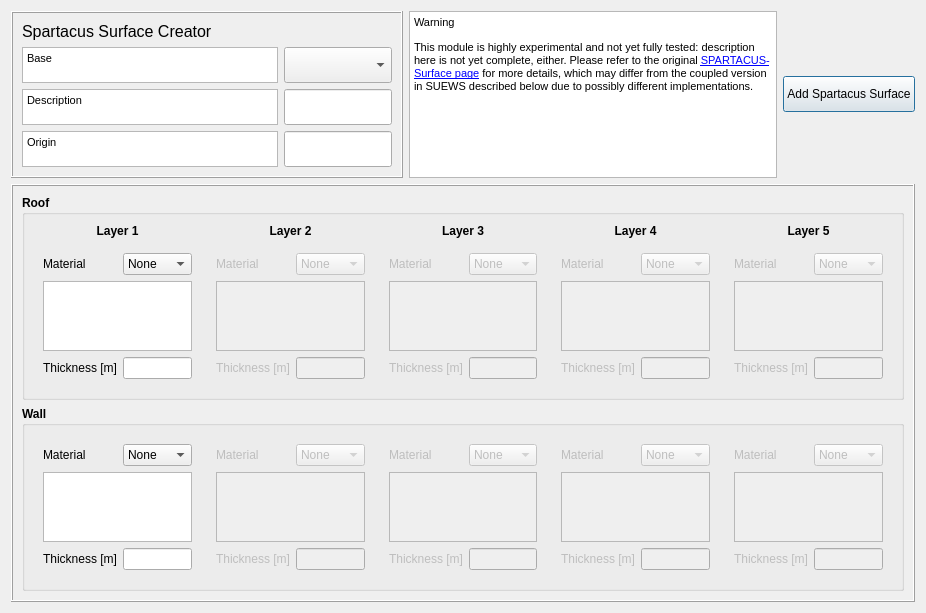
Qt form tabs/spartacus_surface_tab.ui (gusbacos/suews_database_manager) before a commit.
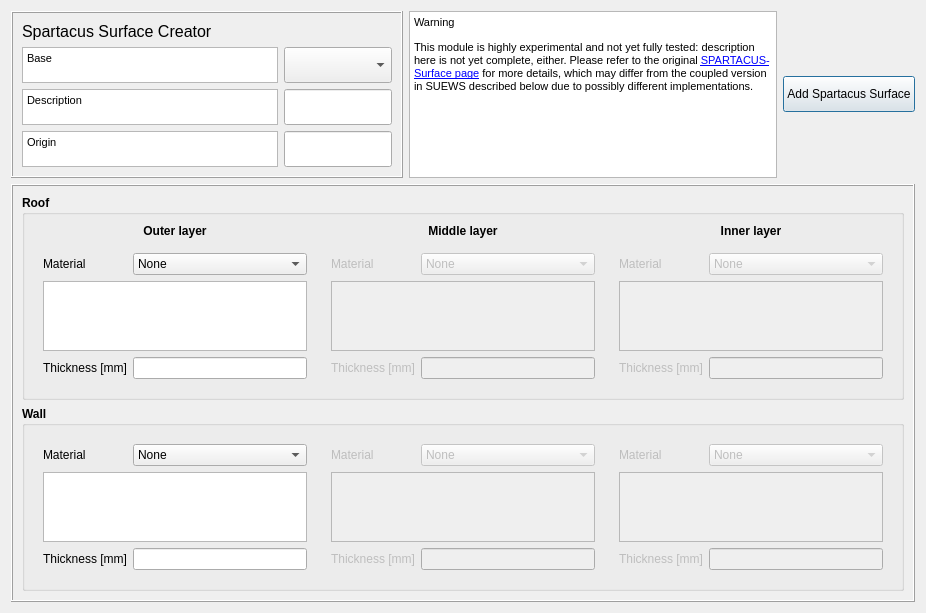
The same form after that commit. Custom widgets are drawn as their Qt base class.

Commit message: updates in reclssifier Spartacus and Anthropogenic emissions

```diff
--- a/tabs/spartacus_surface_tab.ui
+++ b/tabs/spartacus_surface_tab.ui
@@ -292,63 +292,6 @@
            <bool>true</bool>
           </property>
           <layout class="QGridLayout" name="gridLayout_37">
-           <item row="0" column="3">
-            <widget class="QLabel" name="label_4">
-             <property name="font">
-              <font>
-               <weight>75</weight>
-               <bold>true</bold>
-              </font>
-             </property>
-             <property name="text">
-              <string>Layer 4</string>
-             </property>
-             <property name="alignment">
-              <set>Qt::AlignCenter</set>
-             </property>
-             <property name="wordWrap">
-              <bool>false</bool>
-             </property>
-            </widget>
-           </item>
-           <item row="0" column="2">
-            <widget class="QLabel" name="label_3">
-             <property name="font">
-              <font>
-               <weight>75</weight>
-               <bold>true</bold>
-              </font>
-             </property>
-             <property name="text">
-              <string>Layer 3</string>
-             </property>
-             <property name="alignment">
-              <set>Qt::AlignCenter</set>
-             </property>
-             <property name="wordWrap">
-              <bool>false</bool>
-             </property>
-            </widget>
-           </item>
-           <item row="0" column="4">
-            <widget class="QLabel" name="label_5">
-             <property name="font">
-              <font>
-               <weight>75</weight>
-               <bold>true</bold>
-              </font>
-             </property>
-             <property name="text">
-              <string>Layer 5</string>
-             </property>
-             <property name="alignment">
-              <set>Qt::AlignCenter</set>
-             </property>
-             <property name="wordWrap">
-              <bool>false</bool>
-             </property>
-            </widget>
-           </item>
            <item row="0" column="0">
             <widget class="QLabel" name="label">
              <property name="font">
@@ -358,26 +301,7 @@
               </font>
              </property>
              <property name="text">
-              <string>Layer 1</string>
-             </property>
-             <property name="alignment">
-              <set>Qt::AlignCenter</set>
-             </property>
-             <property name="wordWrap">
-              <bool>false</bool>
-             </property>
-            </widget>
-           </item>
-           <item row="0" column="1">
-            <widget class="QLabel" name="label_2">
-             <property name="font">
-              <font>
-               <weight>75</weight>
-               <bold>true</bold>
-              </font>
-             </property>
-             <property name="text">
-              <string>Layer 2</string>
+              <string>Outer layer</string>
              </property>
              <property name="alignment">
               <set>Qt::AlignCenter</set>
@@ -402,7 +326,7 @@
                  </font>
                 </property>
                 <property name="text">
-                 <string>Thickness [m]</string>
+                 <string>Thickness [mm]</string>
                 </property>
                </widget>
               </item>
@@ -469,6 +393,25 @@
              </layout>
             </widget>
            </item>
+           <item row="0" column="1">
+            <widget class="QLabel" name="label_2">
+             <property name="font">
+              <font>
+               <weight>75</weight>
+               <bold>true</bold>
+              </font>
+             </property>
+             <property name="text">
+              <string>Middle layer</string>
+             </property>
+             <property name="alignment">
+              <set>Qt::AlignCenter</set>
+             </property>
+             <property name="wordWrap">
+              <bool>false</bool>
+             </property>
+            </widget>
+           </item>
            <item row="1" column="0">
             <widget class="QFrame" name="frame_r1">
              <layout class="QGridLayout" name="gridLayout_r1">
@@ -481,7 +424,7 @@
                  </font>
                 </property>
                 <property name="text">
-                 <string>Thickness [m]</string>
+                 <string>Thickness [mm]</string>
                 </property>
                </widget>
               </item>
@@ -548,6 +491,25 @@
              </layout>
             </widget>
            </item>
+           <item row="0" column="2">
+            <widget class="QLabel" name="label_3">
+             <property name="font">
+              <font>
+               <weight>75</weight>
+               <bold>true</bold>
+              </font>
+             </property>
+             <property name="text">
+              <string>Inner layer</string>
+             </property>
+             <property name="alignment">
+              <set>Qt::AlignCenter</set>
+             </property>
+             <property name="wordWrap">
+              <bool>false</bool>
+             </property>
+            </widget>
+           </item>
            <item row="1" column="2">
             <widget class="QFrame" name="frame_r3">
              <property name="enabled">
@@ -584,7 +546,7 @@
                  </font>
                 </property>
                 <property name="text">
-                 <string>Thickness [m]</string>
+                 <string>Thickness [mm]</string>
                 </property>
                </widget>
               </item>
@@ -630,176 +592,6 @@
              </layout>
             </widget>
            </item>
-           <item row="1" column="3">
-            <widget class="QFrame" name="frame_r4">
-             <property name="enabled">
-              <bool>false</bool>
-             </property>
-             <layout class="QGridLayout" name="gridLayout_r4">
-              <item row="2" column="0">
-               <widget class="QLabel" name="label_41">
-                <property name="font">
-                 <font>
-                  <weight>50</weight>
-                  <bold>false</bold>
-                 </font>
-                </property>
-                <property name="text">
-                 <string>Thickness [m]</string>
-                </property>
-               </widget>
-              </item>
-              <item row="0" column="0">
-               <widget class="QLabel" name="label_42">
-                <property name="sizePolicy">
-                 <sizepolicy hsizetype="Minimum" vsizetype="Preferred">
-                  <horstretch>0</horstretch>
-                  <verstretch>0</verstretch>
-                 </sizepolicy>
-                </property>
-                <property name="maximumSize">
-                 <size>
-                  <width>50</width>
-                  <height>16777215</height>
-                 </size>
-                </property>
-                <property name="font">
-                 <font>
-                  <weight>50</weight>
-                  <bold>false</bold>
-                 </font>
-                </property>
-                <property name="text">
-                 <string>Material</string>
-                </property>
-               </widget>
-              </item>
-              <item row="0" column="1">
-               <widget class="QComboBox" name="comboBox_r4">
-                <property name="sizePolicy">
-                 <sizepolicy hsizetype="Expanding" vsizetype="Fixed">
-                  <horstretch>0</horstretch>
-                  <verstretch>0</verstretch>
-                 </sizepolicy>
-                </property>
-                <property name="font">
-                 <font>
-                  <weight>50</weight>
-                  <bold>false</bold>
-                 </font>
-                </property>
-                <item>
-                 <property name="text">
-                  <string>None</string>
-                 </property>
-                </item>
-               </widget>
-              </item>
-              <item row="2" column="1">
-               <widget class="QLineEdit" name="lineEdit_r4">
-                <property name="font">
-                 <font>
-                  <weight>50</weight>
-                  <bold>false</bold>
-                 </font>
-                </property>
-               </widget>
-              </item>
-              <item row="1" column="0" colspan="2">
-               <widget class="QTextBrowser" name="textBrowser_r4">
-                <property name="font">
-                 <font>
-                  <weight>50</weight>
-                  <bold>false</bold>
-                 </font>
-                </property>
-               </widget>
-              </item>
-             </layout>
-            </widget>
-           </item>
-           <item row="1" column="4">
-            <widget class="QFrame" name="frame_r5">
-             <property name="enabled">
-              <bool>false</bool>
-             </property>
-             <layout class="QGridLayout" name="gridLayout_r5">
-              <item row="2" column="0">
-               <widget class="QLabel" name="label_43">
-                <property name="font">
-                 <font>
-                  <weight>50</weight>
-                  <bold>false</bold>
-                 </font>
-                </property>
-                <property name="text">
-                 <string>Thickness [m]</string>
-                </property>
-               </widget>
-              </item>
-              <item row="0" column="0">
-               <widget class="QLabel" name="label_44">
-                <property name="sizePolicy">
-                 <sizepolicy hsizetype="Minimum" vsizetype="Preferred">
-                  <horstretch>0</horstretch>
-                  <verstretch>0</verstretch>
-                 </sizepolicy>
-                </property>
-                <property name="font">
-                 <font>
-                  <weight>50</weight>
-                  <bold>false</bold>
-                 </font>
-                </property>
-                <property name="text">
-                 <string>Material</string>
-                </property>
-               </widget>
-              </item>
-              <item row="0" column="1">
-               <widget class="QComboBox" name="comboBox_r5">
-                <property name="sizePolicy">
-                 <sizepolicy hsizetype="Expanding" vsizetype="Fixed">
-                  <horstretch>0</horstretch>
-                  <verstretch>0</verstretch>
-                 </sizepolicy>
-                </property>
-                <property name="font">
-                 <font>
-                  <weight>50</weight>
-                  <bold>false</bold>
-                 </font>
-                </property>
-                <item>
-                 <property name="text">
-                  <string>None</string>
-                 </property>
-                </item>
-               </widget>
-              </item>
-              <item row="2" column="1">
-               <widget class="QLineEdit" name="lineEdit_r5">
-                <property name="font">
-                 <font>
-                  <weight>50</weight>
-                  <bold>false</bold>
-                 </font>
-                </property>
-               </widget>
-              </item>
-              <item row="1" column="0" colspan="2">
-               <widget class="QTextBrowser" name="textBrowser_r5">
-                <property name="font">
-                 <font>
-                  <weight>50</weight>
-                  <bold>false</bold>
-                 </font>
-                </property>
-               </widget>
-              </item>
-             </layout>
-            </widget>
-           </item>
           </layout>
          </widget>
         </item>
@@ -835,7 +627,7 @@
                </font>
               </property>
               <property name="text">
-               <string>Thickness [m]</string>
+               <string>Thickness [mm]</string>
               </property>
              </widget>
             </item>
@@ -902,252 +694,6 @@
            </layout>
           </widget>
          </item>
-         <item row="0" column="4">
-          <widget class="QFrame" name="frame_w5">
-           <property name="enabled">
-            <bool>false</bool>
-           </property>
-           <layout class="QGridLayout" name="gridLayout_60">
-            <item row="2" column="0">
-             <widget class="QLabel" name="label_60">
-              <property name="font">
-               <font>
-                <weight>50</weight>
-                <bold>false</bold>
-               </font>
-              </property>
-              <property name="text">
-               <string>Thickness [m]</string>
-              </property>
-             </widget>
-            </item>
-            <item row="0" column="0">
-             <widget class="QLabel" name="label_61">
-              <property name="sizePolicy">
-               <sizepolicy hsizetype="Minimum" vsizetype="Preferred">
-                <horstretch>0</horstretch>
-                <verstretch>0</verstretch>
-               </sizepolicy>
-              </property>
-              <property name="font">
-               <font>
-                <weight>50</weight>
-                <bold>false</bold>
-               </font>
-              </property>
-              <property name="text">
-               <string>Material</string>
-              </property>
-             </widget>
-            </item>
-            <item row="0" column="1">
-             <widget class="QComboBox" name="comboBox_w5">
-              <property name="sizePolicy">
-               <sizepolicy hsizetype="Expanding" vsizetype="Fixed">
-                <horstretch>0</horstretch>
-                <verstretch>0</verstretch>
-               </sizepolicy>
-              </property>
-              <property name="font">
-               <font>
-                <weight>50</weight>
-                <bold>false</bold>
-               </font>
-              </property>
-              <item>
-               <property name="text">
-                <string>None</string>
-               </property>
-              </item>
-             </widget>
-            </item>
-            <item row="2" column="1">
-             <widget class="QLineEdit" name="lineEdit_w5">
-              <property name="font">
-               <font>
-                <weight>50</weight>
-                <bold>false</bold>
-               </font>
-              </property>
-             </widget>
-            </item>
-            <item row="1" column="0" colspan="2">
-             <widget class="QTextBrowser" name="textBrowser_w5">
-              <property name="font">
-               <font>
-                <weight>50</weight>
-                <bold>false</bold>
-               </font>
-              </property>
-             </widget>
-            </item>
-           </layout>
-          </widget>
-         </item>
-         <item row="0" column="3">
-          <widget class="QFrame" name="frame_w4">
-           <property name="enabled">
-            <bool>false</bool>
-           </property>
-           <layout class="QGridLayout" name="gridLayout_58">
-            <item row="2" column="0">
-             <widget class="QLabel" name="label_56">
-              <property name="font">
-               <font>
-                <weight>50</weight>
-                <bold>false</bold>
-               </font>
-              </property>
-              <property name="text">
-               <string>Thickness [m]</string>
-              </property>
-             </widget>
-            </item>
-            <item row="0" column="0">
-             <widget class="QLabel" name="label_57">
-              <property name="sizePolicy">
-               <sizepolicy hsizetype="Minimum" vsizetype="Preferred">
-                <horstretch>0</horstretch>
-                <verstretch>0</verstretch>
-               </sizepolicy>
-              </property>
-              <property name="font">
-               <font>
-                <weight>50</weight>
-                <bold>false</bold>
-               </font>
-              </property>
-              <property name="text">
-               <string>Material</string>
-              </property>
-             </widget>
-            </item>
-            <item row="2" column="1">
-             <widget class="QLineEdit" name="lineEdit_w4">
-              <property name="font">
-               <font>
-                <weight>50</weight>
-                <bold>false</bold>
-               </font>
-              </property>
-             </widget>
-            </item>
-            <item row="0" column="1">
-             <widget class="QComboBox" name="comboBox_w4">
-              <property name="sizePolicy">
-               <sizepolicy hsizetype="Expanding" vsizetype="Fixed">
-                <horstretch>0</horstretch>
-                <verstretch>0</verstretch>
-               </sizepolicy>
-              </property>
-              <property name="font">
-               <font>
-                <weight>50</weight>
-                <bold>false</bold>
-               </font>
-              </property>
-              <item>
-               <property name="text">
-                <string>None</string>
-               </property>
-              </item>
-             </widget>
-            </item>
-            <item row="1" column="0" colspan="2">
-             <widget class="QTextBrowser" name="textBrowser_w4">
-              <property name="font">
-               <font>
-                <weight>50</weight>
-                <bold>false</bold>
-               </font>
-              </property>
-             </widget>
-            </item>
-           </layout>
-          </widget>
-         </item>
-         <item row="0" column="2">
-          <widget class="QFrame" name="frame_w3">
-           <property name="enabled">
-            <bool>false</bool>
-           </property>
-           <layout class="QGridLayout" name="gridLayout_57">
-            <item row="2" column="0">
-             <widget class="QLabel" name="label_54">
-              <property name="font">
-               <font>
-                <weight>50</weight>
-                <bold>false</bold>
-               </font>
-              </property>
-              <property name="text">
-               <string>Thickness [m]</string>
-              </property>
-             </widget>
-            </item>
-            <item row="0" column="0">
-             <widget class="QLabel" name="label_55">
-              <property name="sizePolicy">
-               <sizepolicy hsizetype="Minimum" vsizetype="Preferred">
-                <horstretch>0</horstretch>
-                <verstretch>0</verstretch>
-               </sizepolicy>
-              </property>
-              <property name="font">
-               <font>
-                <weight>50</weight>
-                <bold>false</bold>
-               </font>
-              </property>
-              <property name="text">
-               <string>Material</string>
-              </property>
-             </widget>
-            </item>
-            <item row="0" column="1">
-             <widget class="QComboBox" name="comboBox_w3">
-              <property name="sizePolicy">
-               <sizepolicy hsizetype="Expanding" vsizetype="Fixed">
-                <horstretch>0</horstretch>
-                <verstretch>0</verstretch>
-               </sizepolicy>
-              </property>
-              <property name="font">
-               <font>
-                <weight>50</weight>
-                <bold>false</bold>
-               </font>
-              </property>
-              <item>
-               <property name="text">
-                <string>None</string>
-               </property>
-              </item>
-             </widget>
-            </item>
-            <item row="2" column="1">
-             <widget class="QLineEdit" name="lineEdit_w3">
-              <property name="font">
-               <font>
-                <weight>50</weight>
-                <bold>false</bold>
-               </font>
-              </property>
-             </widget>
-            </item>
-            <item row="1" column="0" colspan="2">
-             <widget class="QTextBrowser" name="textBrowser_w3">
-              <property name="font">
-               <font>
-                <weight>50</weight>
-                <bold>false</bold>
-               </font>
-              </property>
-             </widget>
-            </item>
-           </layout>
-          </widget>
-         </item>
          <item row="0" column="1">
           <widget class="QFrame" name="frame_w2">
            <property name="enabled">
@@ -1163,7 +709,7 @@
                </font>
               </property>
               <property name="text">
-               <string>Thickness [m]</string>
+               <string>Thickness [mm]</string>
               </property>
              </widget>
             </item>
@@ -1230,6 +776,88 @@
            </layout>
           </widget>
          </item>
+         <item row="0" column="2">
+          <widget class="QFrame" name="frame_w3">
+           <property name="enabled">
+            <bool>false</bool>
+           </property>
+           <layout class="QGridLayout" name="gridLayout_57">
+            <item row="2" column="0">
+             <widget class="QLabel" name="label_54">
+              <property name="font">
+               <font>
+                <weight>50</weight>
+                <bold>false</bold>
+               </font>
+              </property>
+              <property name="text">
+               <string>Thickness [mm]</string>
+              </property>
+             </widget>
+            </item>
+            <item row="0" column="0">
+             <widget class="QLabel" name="label_55">
+              <property name="sizePolicy">
+               <sizepolicy hsizetype="Minimum" vsizetype="Preferred">
+                <horstretch>0</horstretch>
+                <verstretch>0</verstretch>
+               </sizepolicy>
+              </property>
+              <property name="font">
+               <font>
+                <weight>50</weight>
+                <bold>false</bold>
+               </font>
+              </property>
+              <property name="text">
+               <string>Material</string>
+              </property>
+             </widget>
+            </item>
+            <item row="0" column="1">
+             <widget class="QComboBox" name="comboBox_w3">
+              <property name="sizePolicy">
+               <sizepolicy hsizetype="Expanding" vsizetype="Fixed">
+                <horstretch>0</horstretch>
+                <verstretch>0</verstretch>
+               </sizepolicy>
+              </property>
+              <property name="font">
+               <font>
+                <weight>50</weight>
+                <bold>false</bold>
+               </font>
+              </property>
+              <item>
+               <property name="text">
+                <string>None</string>
+               </property>
+              </item>
+             </widget>
+            </item>
+            <item row="2" column="1">
+             <widget class="QLineEdit" name="lineEdit_w3">
+              <property name="font">
+               <font>
+                <weight>50</weight>
+                <bold>false</bold>
+               </font>
+              </property>
+             </widget>
+            </item>
+            <item row="1" column="0" colspan="2">
+             <widget class="QTextBrowser" name="textBrowser_w3">
+              <property name="font">
+               <font>
+                <weight>50</weight>
+                <bold>false</bold>
+               </font>
+              </property>
+             </widget>
+            </item>
+           </layout>
+          </widget>
+         </item>
         </layout>
        </widget>
       </item>
```
The commit also changes 8 other files.
